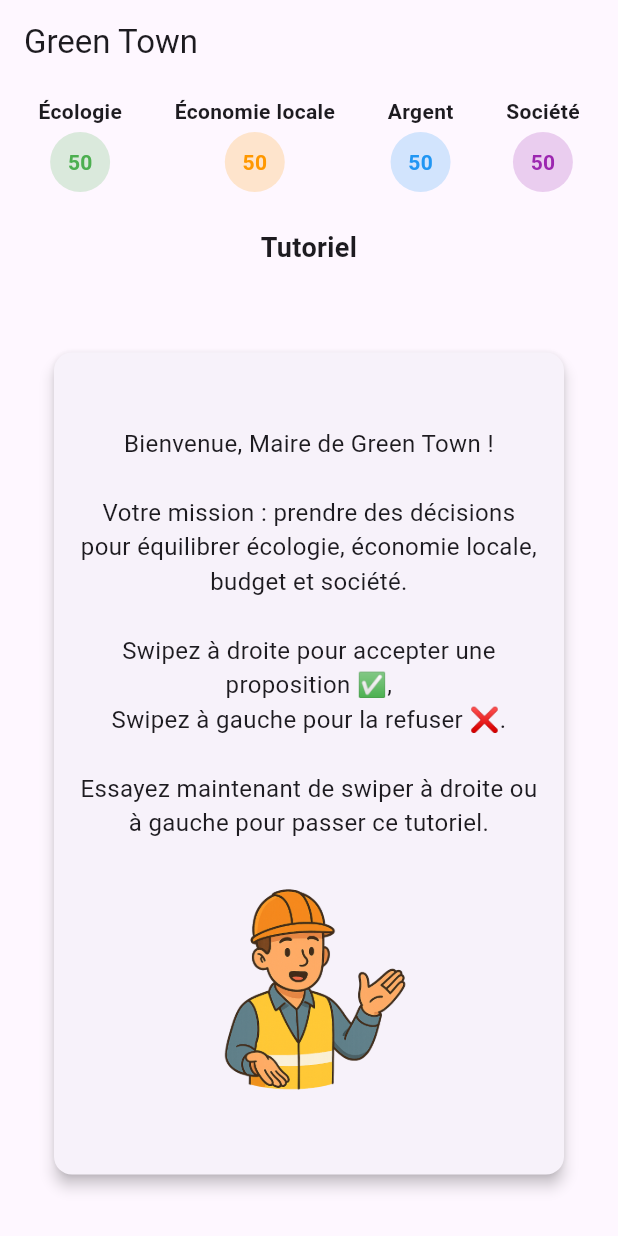
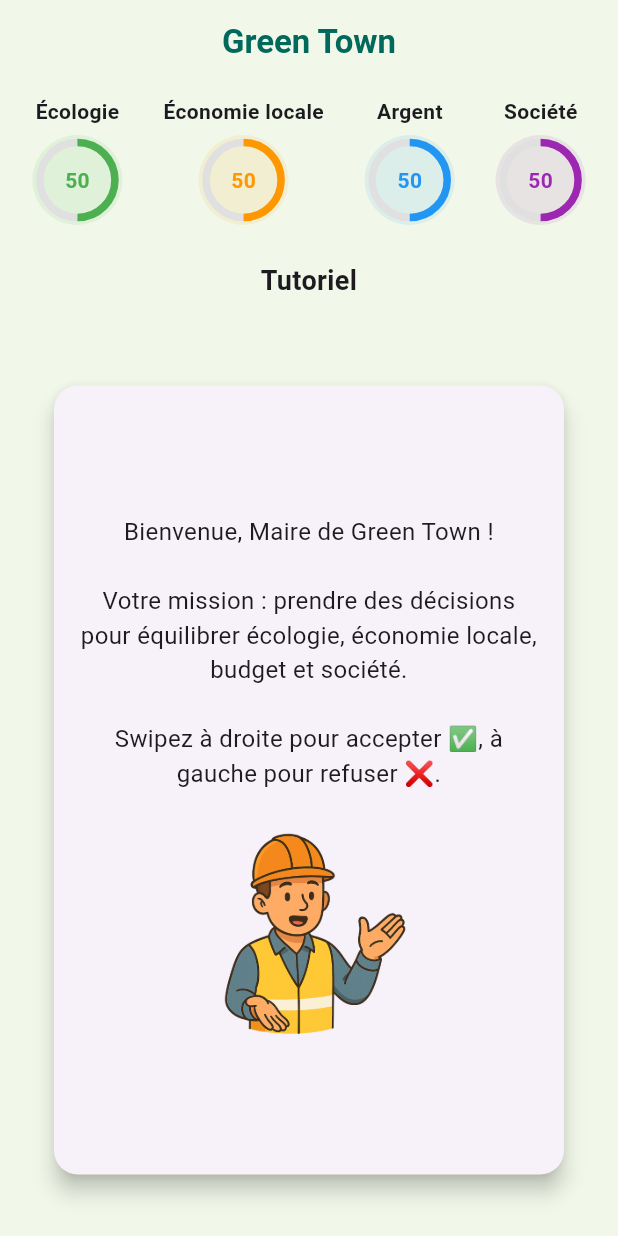
Before and after one commit to green-compagny/green-town, a Flutter app: the screen it shows after launch, after a tap on "Let's go!", on a phone screen of 412 x 824 dp. Run offline on Flutter 3.47's test engine with Material 3 defaults, Android fonts, the phone set to English and light mode, and no system bars; drawn by our look-alikes of flutter_card_swiper; our stand-ins replace google_fonts.

Commit message:
Update game page ui

```diff
--- a/lib/pages/game_page.dart
+++ b/lib/pages/game_page.dart
@@ -5,7 +5,7 @@ import 'package:green_town/Model/CardData.dart';
 import 'package:green_town/constants/images_path.dart';
 
 void main() {
-  runApp(GamePage());
+  runApp(const GamePage());
 }
 
 class GamePage extends StatefulWidget {
@@ -27,28 +27,119 @@ class _GamePageState extends State<GamePage> {
   int society = 50;
 
   bool isTuto = true;
-
   int currentIndex = 0;
 
+  @override
+  void initState() {
+    buildCards();
+    super.initState();
+  }
+
+  void buildCards() {
+    cards = CardData.cards.map((cardData) {
+      return Card(
+        margin: const EdgeInsets.all(16),
+        shape: RoundedRectangleBorder(borderRadius: BorderRadius.circular(16)),
+        elevation: 8,
+        child: Padding(
+          padding: const EdgeInsets.all(16),
+          child: Column(
+            mainAxisSize: MainAxisSize.min,
+            children: [
+              ClipRRect(
+                borderRadius: BorderRadius.circular(12),
+                child: Image.asset(
+                  '${ImagePaths.assetsPath}${cardData.img}',
+                  height: 180,
+                  fit: BoxFit.cover,
+                ),
+              ),
+              const SizedBox(height: 20),
+              Row(
+                mainAxisAlignment: MainAxisAlignment.spaceEvenly,
+                children: [
+                  _buildSwipeButton(Icons.close, Colors.red, () {
+                    controller.swipe(CardSwiperDirection.left);
+                  }),
+                  _buildSwipeButton(Icons.check, Colors.green, () {
+                    controller.swipe(CardSwiperDirection.right);
+                  }),
+                ],
+              ),
+            ],
+          ),
+        ),
+      );
+    }).toList();
+
+    tutoCards = [
+      _buildTutoCard(
+        'Bienvenue, Maire de Green Town !\n\nVotre mission : prendre des décisions pour équilibrer écologie, économie locale, budget et société.\n\nSwipez à droite pour accepter ✅, à gauche pour refuser ❌.',
+        'assets/images/personne1.png',
+      ),
+      _buildTutoCard(
+        'Chaque décision influence 4 jauges :\n\n🌍 Écologie  🏘️ Économie locale\n💸 Argent  👥 Société\n\nSi une jauge tombe à 0, vous perdez.\nAprès 40 décisions, vous serez évalué.',
+        'assets/images/point.png',
+        extraImage: 'assets/images/personne2.png',
+      ),
+    ];
+  }
+
+  Widget _buildTutoCard(String text, String imagePath, {String? extraImage}) {
+    return Card(
+      margin: const EdgeInsets.all(16),
+      shape: RoundedRectangleBorder(borderRadius: BorderRadius.circular(16)),
+      elevation: 6,
+      child: Padding(
+        padding: const EdgeInsets.all(16),
+        child: Column(
+          mainAxisSize: MainAxisSize.max,
+          mainAxisAlignment: MainAxisAlignment.center,
+          children: [
+            Text(text, textAlign: TextAlign.center, style: const TextStyle(fontSize: 16)),
+            const SizedBox(height: 20),
+            Image.asset(imagePath, height: 150, fit: BoxFit.contain),
+            if (extraImage != null) ...[
+              const SizedBox(height: 12),
+              Image.asset(extraImage, height: 150, fit: BoxFit.contain),
+            ]
+          ],
+        ),
+      ),
+    );
+  }
+
+  Widget _buildSwipeButton(IconData icon, Color color, VoidCallback onTap) {
+    return GestureDetector(
+      onTap: onTap,
+      child: AnimatedScale(
+        scale: 1.0,
+        duration: const Duration(milliseconds: 100),
+        child: Container(
+          decoration: BoxDecoration(
+            color: color,
+            shape: BoxShape.circle,
+          ),
+          padding: const EdgeInsets.all(14),
+          child: Icon(icon, color: Colors.white),
+        ),
+      ),
+    );
+  }
+
   void _onEnd() {
-    currentIndex++;
     showDialog(
       context: context,
-      builder:
-          (context) => AlertDialog(
-            title: Text('Partie terminée'),
-            content: Text(
-              'Vous avez fini le jeu, bien joué ! Vous n\'avez pas perdu. Cliquez sur OK pour recommencer.',
-            ),
+      builder: (context) => AlertDialog(
+        title: const Text('Partie terminée'),
+        content: const Text('Vous avez fini le jeu, bien joué ! Cliquez sur OK pour recommencer.'),
         actions: [
           TextButton(
             onPressed: () {
-                  Navigator.of(context).pop(); // Ferme la boîte de dialogue
-                  Navigator.pop(
-                    context,
-                  ); // Ferme la page actuelle et revient en arrière
+              Navigator.of(context).pop();
+              Navigator.pop(context);
             },
-                child: Text('OK'),
+            child: const Text('OK'),
           ),
         ],
       ),
@@ -58,219 +149,56 @@ class _GamePageState extends State<GamePage> {
   void loseGame() {
     showDialog(
       context: context,
-      builder:
-          (context) => AlertDialog(
-            title: Text('Partie terminée'),
-            content: Text(
-              'Vous avez perdu ! Une des jauges est arrivée à zéro.',
-            ),
+      builder: (context) => AlertDialog(
+        title: const Text('Partie terminée'),
+        content: const Text('Vous avez perdu ! Une des jauges est arrivée à zéro.'),
         actions: [
           TextButton(
             onPressed: () {
-                  Navigator.of(context).pop(); // Ferme la boîte de dialogue
-                  Navigator.pop(
-                    context,
-                  ); // Ferme la page actuelle et revient en arrière
+              Navigator.of(context).pop();
+              Navigator.pop(context);
             },
-                child: Text('OK'),
+            child: const Text('OK'),
           ),
         ],
       ),
     );
   }
 
-  void _onEndtuto() {
-    setState(() {
-      isTuto = false;
-    });
-  }
+  bool _onSwipe(int previousIndex, int? currentIndex, CardSwiperDirection direction) {
+    if (currentIndex == null) return true;
 
-  bool _onSwipe(
-    int previousIndex,
-    int? currentIndex,
-    CardSwiperDirection direction,
-  ) {
-    if (currentIndex == null) return true;
     setState(() {
       this.currentIndex = currentIndex;
-      if (direction == CardSwiperDirection.left) {
-        ecology += CardData.cards[currentIndex].impacts.no.ecology;
-        localEconomy += CardData.cards[currentIndex].impacts.no.localEconomy;
-        money += CardData.cards[currentIndex].impacts.no.money;
-        society += CardData.cards[currentIndex].impacts.no.society;
-      } else if (direction == CardSwiperDirection.right) {
-        ecology += CardData.cards[currentIndex].impacts.yes.ecology;
-        localEconomy += CardData.cards[currentIndex].impacts.yes.localEconomy;
-        money += CardData.cards[currentIndex].impacts.yes.money;
-        society += CardData.cards[currentIndex].impacts.yes.society;
+      final impacts = direction == CardSwiperDirection.left
+          ? CardData.cards[currentIndex].impacts.no
+          : CardData.cards[currentIndex].impacts.yes;
+
+      ecology = (ecology + impacts.ecology).clamp(0, 100);
+      localEconomy = (localEconomy + impacts.localEconomy).clamp(0, 100);
+      money = (money + impacts.money).clamp(0, 100);
+      society = (society + impacts.society).clamp(0, 100);
+
+      if ([ecology, localEconomy, money, society].any((e) => e == 0)) {
+        loseGame();
       }
-      ecology = ecology.clamp(0, 100);
-      localEconomy = localEconomy.clamp(0, 100);
-      money = money.clamp(0, 100);
-      society = society.clamp(0, 100);
-      gameIsLoos();
     });
+
     return true;
   }
 
-  void gameIsLoos() {
-    if (ecology == 0 || localEconomy == 0 || money == 0 || society == 0) {
-      loseGame();
-    }
-  }
-
-  bool _onSwipeTuto(
-    int previousIndex,
-    int? currentIndex,
-    CardSwiperDirection direction,
-  ) {
-    if (direction == CardSwiperDirection.left) {
-      setState(() {
-        isTuto = false;
-      });
+  bool _onSwipeTuto(int prev, int? curr, CardSwiperDirection direction) {
+    if (direction == CardSwiperDirection.left || direction == CardSwiperDirection.right) {
+      setState(() => isTuto = false);
     }
     return true;
-  }
-
-  void buildCards() {
-    for (int i = 0; i < CardData.cards.length; i++) {
-      cards.add(
-        Card(
-          child: Column(
-            mainAxisSize: MainAxisSize.max,
-            mainAxisAlignment: MainAxisAlignment.center,
-            crossAxisAlignment: CrossAxisAlignment.center,
-            children: [
-              Image.asset(
-                '${ImagePaths.assetsPath}${CardData.cards[i].img}',
-                fit: BoxFit.cover,
-                height: 200,
-              ),
-              SizedBox(height: 10),
-              Padding(
-                padding: const EdgeInsets.all(16.0),
-                child: Row(
-                  mainAxisAlignment: MainAxisAlignment.spaceEvenly,
-                  children: [
-                    // Bouton rouge (refus)
-                    Container(
-                      decoration: BoxDecoration(
-                        color: Colors.red,
-                        shape: BoxShape.circle,
-                      ),
-                      child: IconButton(
-                        icon: Icon(Icons.close, color: Colors.white),
-                        onPressed:
-                            () => controller.swipe(CardSwiperDirection.left),
-                      ),
-                    ),
-
-                    // Bouton vert (validation)
-                    Container(
-                      decoration: BoxDecoration(
-                        color: Colors.green,
-                        shape: BoxShape.circle,
-                      ),
-                      child: IconButton(
-                        icon: Icon(Icons.check, color: Colors.white),
-                        onPressed:
-                            () => controller.swipe(CardSwiperDirection.right),
-                      ),
-                    ),
-                  ],
-                ),
-              ),
-            ],
-          ),
-        ),
-      );
-    }
-    tutoCards.add(
-      Card(
-        margin: const EdgeInsets.all(16),
-        elevation: 4,
-        child: Padding(
-          padding: const EdgeInsets.all(16),
-          child: Column(
-            mainAxisSize: MainAxisSize.max,
-            mainAxisAlignment: MainAxisAlignment.center,
-            crossAxisAlignment: CrossAxisAlignment.center,
-            children: [
-              // Texte explicatif
-              const Text(
-                'Bienvenue, Maire de Green Town !\n\n'
-                'Votre mission : prendre des décisions pour équilibrer écologie, économie locale, budget et société.\n\n'
-                'Swipez à droite pour accepter une proposition ✅,\nSwipez à gauche pour la refuser ❌.\n\n'
-                'Essayez maintenant de swiper à droite ou à gauche pour passer ce tutoriel.',
-                textAlign: TextAlign.center,
-                style: TextStyle(fontSize: 16),
-              ),
-              const SizedBox(height: 24),
-              Image.asset(
-                'assets/images/personne1.png', // mets l'image ici
-                height: 150,
-                fit: BoxFit.contain,
-              ),
-            ],
-          ),
-        ),
-      ),
-    );
-    tutoCards.add(
-      Card(
-        margin: const EdgeInsets.all(16),
-        elevation: 4,
-        child: Padding(
-          padding: const EdgeInsets.all(16),
-          child: Column(
-            mainAxisSize: MainAxisSize.max,
-            mainAxisAlignment: MainAxisAlignment.center,
-            crossAxisAlignment: CrossAxisAlignment.center,
-            children: [
-              // Texte explicatif
-              const Text(
-                'Chaque décision que vous prenez influence 4 jauges :\n\n'
-                '🌍 Écologie '
-                '🏘️ Économie locale\n'
-                '💸 Argent '
-                '👥 Société\n\n'
-                'Toutes commencent à 50. Si l’une tombe à 0, vous perdez.\n'
-                'Si vous atteignez 100, c’est le maximum !\n\n'
-                'La partie se termine après 40 décisions : vous serez alors jugé sur votre gestion.',
-                textAlign: TextAlign.center,
-                style: TextStyle(fontSize: 16),
-              ),
-              const SizedBox(height: 16),
-              Image.asset(
-                'assets/images/point.png',
-                height: 150,
-                fit: BoxFit.contain,
-              ),
-              Image.asset(
-                'assets/images/personne2.png',
-                height: 150,
-                fit: BoxFit.contain,
-              ),
-            ],
-          ),
-        ),
-      ),
-    );
-  }
-
-  @override
-  void initState() {
-    buildCards();
-    super.initState();
   }
 
   void _handleKeyEvent(RawKeyEvent event) {
     if (event is RawKeyDownEvent) {
       if (event.logicalKey == LogicalKeyboardKey.arrowLeft) {
-        // Simule un swipe à gauche
         controller.swipe(CardSwiperDirection.left);
       } else if (event.logicalKey == LogicalKeyboardKey.arrowRight) {
-        // Simule un swipe à droite
         controller.swipe(CardSwiperDirection.right);
       }
     }
@@ -279,93 +207,82 @@ class _GamePageState extends State<GamePage> {
   @override
   Widget build(BuildContext context) {
     return MaterialApp(
+      title: 'Green Town',
+      theme: ThemeData(fontFamily: 'Roboto'),
       home: Scaffold(
-        appBar: AppBar(title: Text("Green Town")),
+        backgroundColor: const Color(0xFFF1F8E9),
+        appBar: AppBar(
+          backgroundColor: Colors.transparent,
+          elevation: 0,
+          title: Text(
+            "Green Town",
+            style: TextStyle(
+              color: Colors.teal.shade800,
+              fontWeight: FontWeight.bold,
+            ),
+          ),
+          centerTitle: true,
+        ),
         body: RawKeyboardListener(
           focusNode: FocusNode(),
-          onKey: _handleKeyEvent, // Écoute des événements clavier
-          child:
-              currentIndex < CardData.cards.length
+          onKey: _handleKeyEvent,
+          child: currentIndex < CardData.cards.length
               ? Column(
-                    mainAxisSize: MainAxisSize.max,
             children: [
               Padding(
-                        padding: EdgeInsets.all(8),
+                padding: const EdgeInsets.all(8),
                 child: Row(
                   mainAxisAlignment: MainAxisAlignment.spaceAround,
                   children: [
                     _buildCounter("Écologie", ecology, Colors.green),
-                            _buildCounter(
-                              "Économie locale",
-                              localEconomy,
-                              Colors.orange,
-                            ),
+                    _buildCounter("Économie locale", localEconomy, Colors.orange),
                     _buildCounter("Argent", money, Colors.blue),
                     _buildCounter("Société", society, Colors.purple),
                   ],
                 ),
               ),
               Padding(
-                        padding: const EdgeInsets.all(16.0),
+                padding: const EdgeInsets.all(16),
                 child: Text(
-                          isTuto
-                              ? "Tutoriel"
-                              : CardData.cards[currentIndex].question,
-                          style: const TextStyle(
-                            fontSize: 18,
-                            fontWeight: FontWeight.bold,
-                          ),
+                  isTuto ? "Tutoriel" : CardData.cards[currentIndex].question,
                   textAlign: TextAlign.center,
+                  style: const TextStyle(fontSize: 18, fontWeight: FontWeight.bold),
                 ),
               ),
-                      isTuto
-                          ? Expanded(
+              Expanded(
                 child: CardSwiper(
-                              key: const ValueKey('tuto'),
+                  key: ValueKey(isTuto ? 'tuto' : 'jeu'),
                   isLoop: false,
-                              controller: controllerTuto,
-                              cardsCount: tutoCards.length,
-                              onSwipe: _onSwipeTuto,
-                              onEnd: _onEndtuto,
-                              allowedSwipeDirection:
-                                  const AllowedSwipeDirection.only(
+                  controller: isTuto ? controllerTuto : controller,
+                  cardsCount: isTuto ? tutoCards.length : cards.length,
+                  onSwipe: isTuto ? _onSwipeTuto : _onSwipe,
+                  onEnd: isTuto ? () => setState(() => isTuto = false) : _onEnd,
+                  allowedSwipeDirection: const AllowedSwipeDirection.only(
                     left: true,
                     right: true,
+                    up: false,
                     down: false,
-                                    up: false,
                   ),
                   numberOfCardsDisplayed: 1,
-                              cardBuilder:
-                                  (context, index, _, __) => tutoCards[index],
+                  cardBuilder: (context, index, _, __) {
+                    final card = isTuto ? tutoCards[index] : cards[index];
+                    return AnimatedSwitcher(
+                      duration: const Duration(milliseconds: 400),
+                      transitionBuilder: (child, animation) => SlideTransition(
+                        position: Tween<Offset>(
+                          begin: const Offset(0, 0.2),
+                          end: Offset.zero,
+                        ).animate(animation),
+                        child: FadeTransition(opacity: animation, child: child),
                       ),
-                          )
-                          : Expanded(
-                            child: CardSwiper(
-                              key: const ValueKey('jeu'),
-                              isLoop: false,
-                              controller: controller,
-                              cardsCount: cards.length,
-                              onSwipe: _onSwipe,
-                              onEnd: _onEnd,
-                              allowedSwipeDirection:
-                                  const AllowedSwipeDirection.only(
-                                    left: true,
-                                    right: true,
-                                    down: false,
-                                    up: false,
-                                  ),
-                              numberOfCardsDisplayed: 4,
-                              cardBuilder:
-                                  (context, index, _, __) => cards[index],
+                      child: card,
+                    );
+                  },
                 ),
               ),
             ],
           )
-                  : Center(
-                    child: Text(
-                      "Merci ! Vous avez répondu à toutes les questions.",
-                    ),
-                  ),
+              : const Center(child: Text("Merci ! Vous avez répondu à toutes les questions.")),
         ),
       ),
     );
@@ -374,20 +291,34 @@ class _GamePageState extends State<GamePage> {
   Widget _buildCounter(String label, int value, Color color) {
     return Column(
       children: [
-        Text(label, style: TextStyle(fontWeight: FontWeight.bold)),
-        SizedBox(height: 4),
+        Text(label, style: const TextStyle(fontWeight: FontWeight.bold)),
+        const SizedBox(height: 6),
+        Stack(
+          alignment: Alignment.center,
+          children: [
             Container(
-          width: 40,
-          height: 40,
-          decoration: BoxDecoration(
-            color: color.withOpacity(0.2),
-            shape: BoxShape.circle,
+              width: 60,
+              height: 60,
+              decoration: BoxDecoration(shape: BoxShape.circle, color: color.withOpacity(0.1)),
             ),
-          alignment: Alignment.center,
-          child: Text(
-            "$value",
-            style: TextStyle(color: color, fontWeight: FontWeight.bold),
+            TweenAnimationBuilder<double>(
+              tween: Tween<double>(begin: 0, end: value / 100),
+              duration: const Duration(milliseconds: 500),
+              builder: (context, val, _) {
+                return SizedBox(
+                  width: 50,
+                  height: 50,
+                  child: CircularProgressIndicator(
+                    value: val,
+                    color: color,
+                    backgroundColor: Colors.grey.shade300,
+                    strokeWidth: 5,
                   ),
+                );
+              },
+            ),
+            Text("$value", style: TextStyle(color: color, fontWeight: FontWeight.bold)),
+          ],
         ),
       ],
     );
```
Lines whose indentation alone changed are shown as unchanged.
